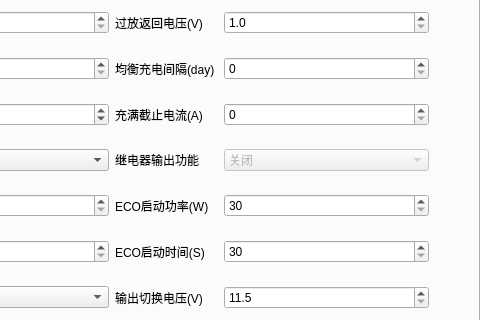
The window that ui/pf_off_inverter_layout.ui (xxxy-bit/SRNE_UP) describes before a commit, drawn with Qt 5; both pictures show x 623 to 1103 and y 133 to 453 of the 1103 by 595 pixel window.
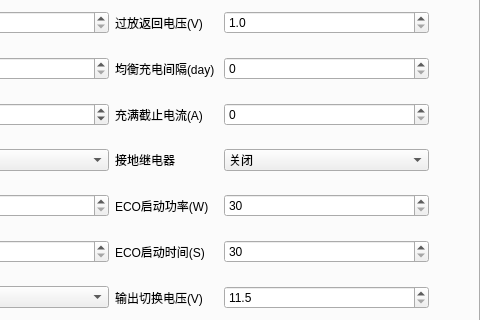
The same window after the commit. The open tabs and pages were chosen to show the change.

Diff of the .ui file:
```diff
--- a/ui/pf_off_inverter_layout.ui
+++ b/ui/pf_off_inverter_layout.ui
@@ -761,7 +761,7 @@
           <item row="5" column="5">
            <widget class="QLabel" name="label_50">
             <property name="text">
-             <string>继电器输出功能</string>
+             <string>接地继电器</string>
             </property>
            </widget>
           </item>
@@ -994,7 +994,7 @@
           <item row="5" column="6">
            <widget class="QComboBox" name="ivpo_relay_out_func">
             <property name="enabled">
-             <bool>false</bool>
+             <bool>true</bool>
             </property>
             <property name="whatsThis">
              <string>&lt;html&gt;&lt;head/&gt;&lt;body&gt;&lt;p&gt;继电器输出功能&lt;/p&gt;&lt;/body&gt;&lt;/html&gt;</string>
```
Left out of the diff: 9 changed lines with no effect on the pictures.
